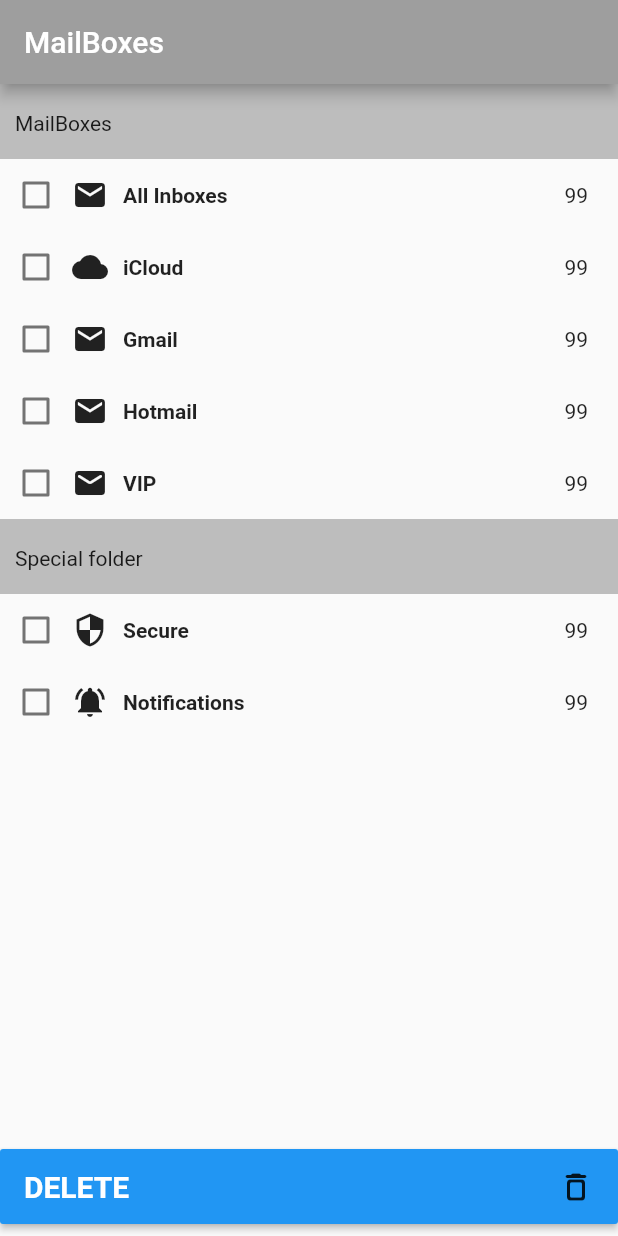
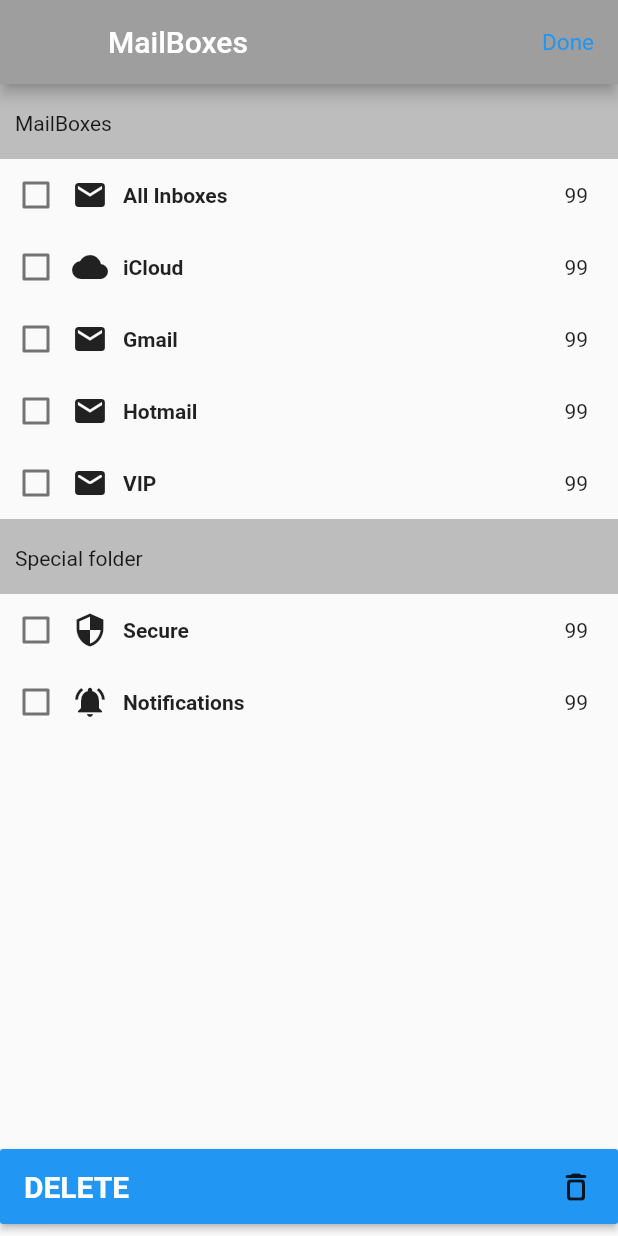
Before and after one commit to PhungKhaHao-CDTH19PMC/Navigation, a Flutter app: the TodosScreen screen opened directly, on a phone screen of 412 x 824 dp. Run offline on Flutter 3.47's test engine with Material 2 defaults, Android fonts, the phone set to English and light mode, and no system bars.

Commit message:
chinh sua thanh appbar man hinh email

```diff
--- a/lib/main.dart
+++ b/lib/main.dart
@@ -154,8 +154,35 @@ class TodosScreen extends StatelessWidget {
     Widget numberWidget = Number(title: "title");
     return Scaffold(
       appBar: AppBar(
-        title: const Text('MailBoxes'),
+        title: const Text(
+          'MailBoxes',
+        ),
         backgroundColor: Colors.grey,
+        leading: Navigator.canPop(context)
+            ? IconButton(
+                icon: Icon(Icons.arrow_back, color: Colors.grey),
+                onPressed: () {
+                  Navigator.push(
+                      context,
+                      MaterialPageRoute(
+                          builder: (context) => const FirstRoute()));
+                },
+              )
+            : null,
+        actions: <Widget>[
+          TextButton(
+            style: TextButton.styleFrom(
+              padding: const EdgeInsets.all(16.0),
+              primary: Colors.blue,
+              textStyle: const TextStyle(fontSize: 15),
+            ),
+            onPressed: () {
+              Navigator.push(context,
+                  MaterialPageRoute(builder: (context) => const FirstRoute()));
+            },
+            child: const Text('Done'),
+          ),
+        ],
       ),
       body: ListView(
         children: <Widget>[
@@ -377,7 +404,6 @@ class Checkkbox extends StatefulWidget {
 
 class _Checkkbox extends State<Checkkbox> {
   bool isChecked = false;
-  int _count = 41;
   @override
   Widget build(BuildContext context) {
     return Row(
```
